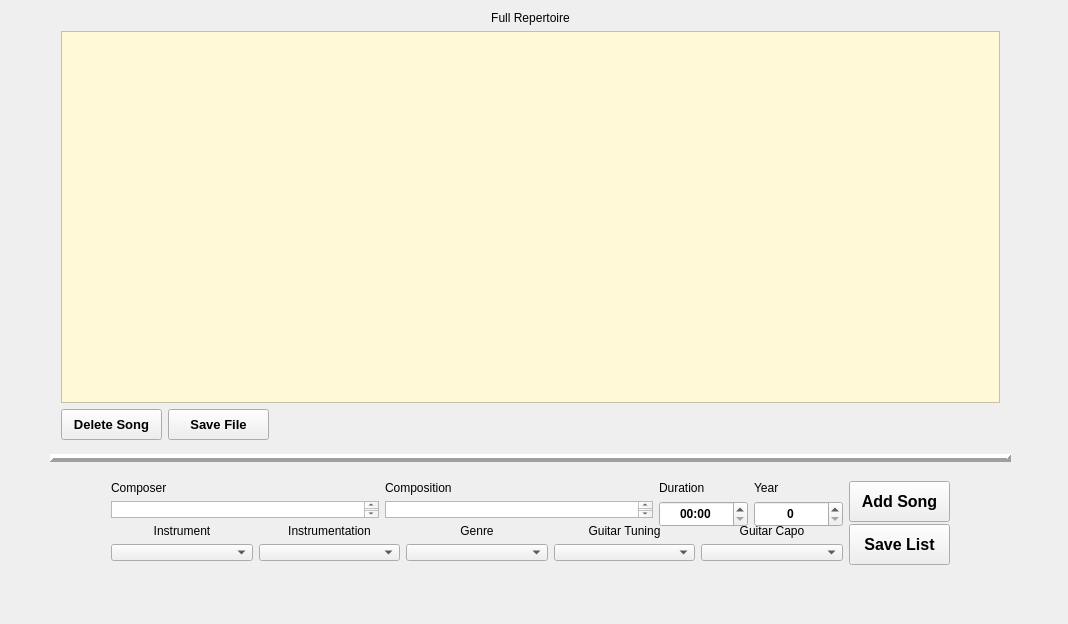
mhughes30/RepertoireGUI, file RepertoireGUI/RepertoireGUI.ui: the form before one commit.
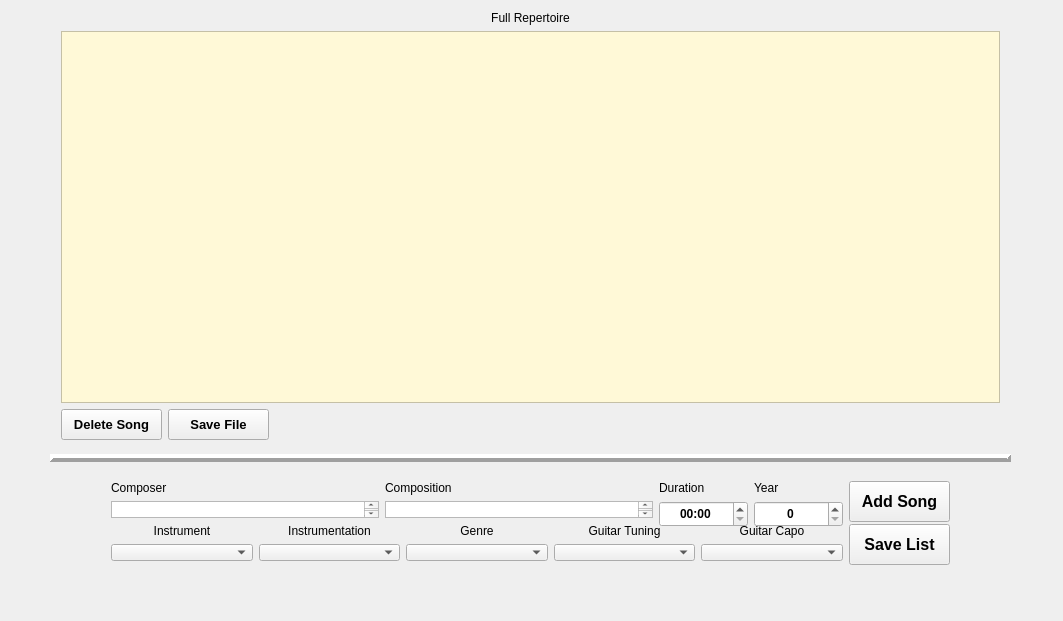
The form after the commit.

What changed in the file:
```diff
--- a/RepertoireGUI/RepertoireGUI.ui
+++ b/RepertoireGUI/RepertoireGUI.ui
@@ -6,12 +6,12 @@
    <rect>
     <x>0</x>
     <y>0</y>
-    <width>1068</width>
-    <height>624</height>
+    <width>1063</width>
+    <height>621</height>
    </rect>
   </property>
   <property name="sizePolicy">
-   <sizepolicy hsizetype="Fixed" vsizetype="Fixed">
+   <sizepolicy hsizetype="Preferred" vsizetype="Preferred">
     <horstretch>0</horstretch>
     <verstretch>0</verstretch>
    </sizepolicy>
```
